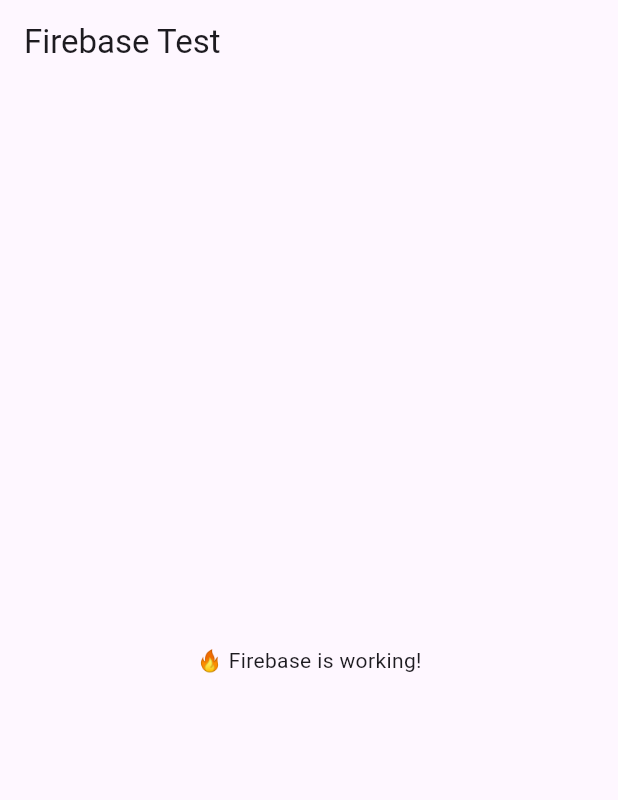
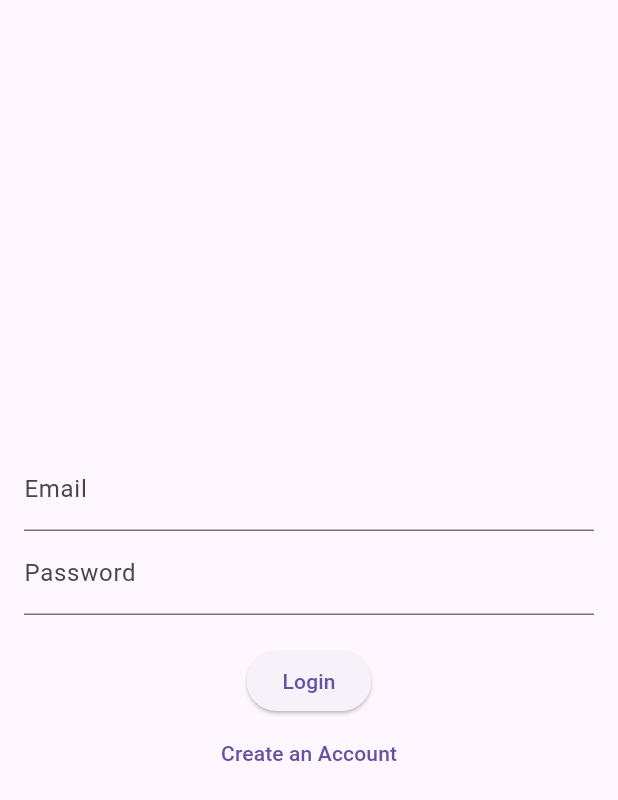
Before and after one commit to greg-rogers/Strive-Health-and-Nutriton, a Flutter app: the screen it shows after launch, on a phone screen of 412 x 824 dp. Shown: the top 800 px of the screen. Run offline on Flutter 3.47's test engine with Material 3 defaults, Android fonts, the phone set to English and light mode, and no system bars; our stand-ins replace firebase_auth, firebase_core; accounts and stored records are empty.

```diff
--- a/lib/main.dart
+++ b/lib/main.dart
@@ -1,6 +1,8 @@
 import 'package:flutter/material.dart';
 import 'package:firebase_core/firebase_core.dart';
-import 'firebase_options.dart'; // This should be generated after running flutterfire configure
+import 'firebase_options.dart';
+import 'screens/login.dart';
+import 'screens/signup.dart';
 
 void main() async {
   WidgetsFlutterBinding.ensureInitialized();
@@ -15,18 +17,12 @@ class MyApp extends StatelessWidget {
   Widget build(BuildContext context) {
     return MaterialApp(
       debugShowCheckedModeBanner: false,
-      title: 'Firebase Test',
-      home: FirebaseTestScreen(),
+      title: 'Fitness App',
+      initialRoute: '/',
+      routes: {
+        '/': (context) => LoginScreen(),
+        '/signup': (context) => SignUpScreen(),
+      },
     );
   }
 }
-
-class FirebaseTestScreen extends StatelessWidget {
-  @override
-  Widget build(BuildContext context) {
-    return Scaffold(
-      appBar: AppBar(title: Text("Firebase Test")),
-      body: Center(child: Text("🔥 Firebase is working!")),
-    );
-  }
-}
--- /dev/null
+++ b/lib/screens/login.dart
@@ -0,0 +1,52 @@
+import 'package:flutter/material.dart';
+import 'package:firebase_auth/firebase_auth.dart';
+
+class LoginScreen extends StatefulWidget {
+  const LoginScreen({super.key});
+
+  @override
+  LoginScreenState createState() => LoginScreenState();
+}
+
+class LoginScreenState extends State<LoginScreen> {
+  final TextEditingController emailController = TextEditingController();
+  final TextEditingController passwordController = TextEditingController();
+
+  void loginUser() async {
+    try {
+      await FirebaseAuth.instance.signInWithEmailAndPassword(
+        email: emailController.text.trim(),
+        password: passwordController.text.trim(),
+      );
+      if (!mounted) return;
+
+      ScaffoldMessenger.of(context).showSnackBar(SnackBar(content: Text("✅ Login Successful!")));
+      Navigator.pushReplacementNamed(context, "/home");
+    } catch (e) {
+      if (!mounted) return;
+      ScaffoldMessenger.of(context).showSnackBar(SnackBar(content: Text("❌ ${e.toString()}")));
+    }
+  }
+
+  @override
+  Widget build(BuildContext context) {
+    return Scaffold(
+      body: Padding(
+        padding: const EdgeInsets.all(16.0),
+        child: Column(
+          mainAxisAlignment: MainAxisAlignment.center,
+          children: [
+            TextField(controller: emailController, decoration: InputDecoration(labelText: "Email")),
+            TextField(controller: passwordController, decoration: InputDecoration(labelText: "Password"), obscureText: true),
+            SizedBox(height: 20),
+            ElevatedButton(onPressed: loginUser, child: Text("Login")),
+            TextButton(
+              onPressed: () => Navigator.pushNamed(context, "/signup"),
+              child: Text("Create an Account"),
+            ),
+          ],
+        ),
+      ),
+    );
+  }
+}
```
Also changed, not shown: lib/screens/signup.dart (added, +50 -0 lines), 3 other files.
